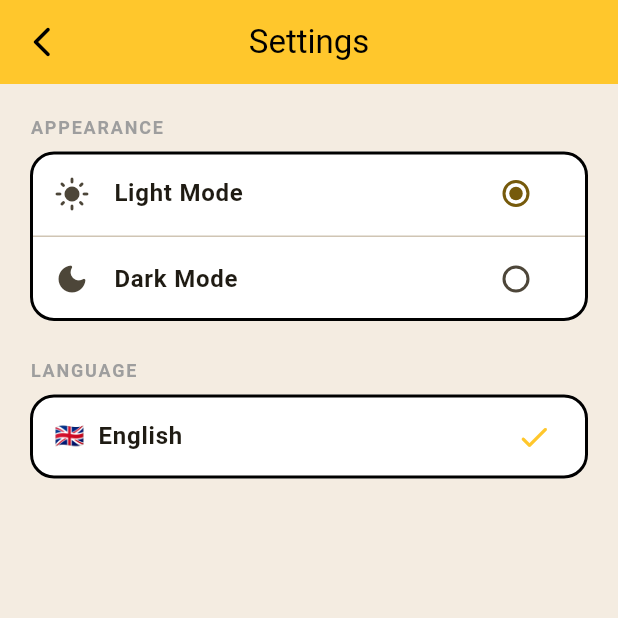
After one commit to Eranda724/od1, a Flutter app: the SettingsScreen screen opened directly, on a phone screen of 412 x 824 dp, the top half of it. The commit adds this screen. Run offline on Flutter 3.47's test engine with Material 3 defaults, Android fonts, the phone set to English and light mode, and no system bars; our stand-ins replace cloud_firestore, firebase_auth, firebase_core, shared_preferences; accounts and stored records are empty; generated files the repository leaves out were written again.

Commit message:
Refactor main app structure and add Settings screen for theme and language management

```diff
--- a/lib/main.dart
+++ b/lib/main.dart
@@ -7,24 +7,51 @@ import 'screens/login_screen.dart';
 import 'screens/onboarding_screen.dart';
 import 'screens/home_screen.dart';
 import 'app_theme.dart';
+import 'app_settings.dart';
 
 void main() async {
   WidgetsFlutterBinding.ensureInitialized();
   await Firebase.initializeApp(
     options: DefaultFirebaseOptions.currentPlatform,
   );
+  // Load persisted settings before first frame
+  await AppSettings().load();
   runApp(const MyApp());
 }
 
-class MyApp extends StatelessWidget {
+class MyApp extends StatefulWidget {
   const MyApp({super.key});
+
+  @override
+  State<MyApp> createState() => _MyAppState();
+}
+
+class _MyAppState extends State<MyApp> {
+  final _settings = AppSettings();
+
+  @override
+  void initState() {
+    super.initState();
+    _settings.addListener(_onSettingsChanged);
+  }
+
+  @override
+  void dispose() {
+    _settings.removeListener(_onSettingsChanged);
+    super.dispose();
+  }
+
+  void _onSettingsChanged() => setState(() {});
 
   @override
   Widget build(BuildContext context) {
     return MaterialApp(
       title: 'Potato',
       debugShowCheckedModeBanner: false,
-      theme: AppTheme.potatoCouchTheme,
+      theme: AppTheme.lightTheme,
+      darkTheme: AppTheme.darkTheme,
+      themeMode: _settings.themeMode,
+      locale: _settings.locale,
       home: const StartRouter(),
     );
   }
@@ -53,19 +80,16 @@ class _StartRouterState extends State<StartRouter> {
     if (!mounted) return;
 
     if (user != null) {
-      // Already logged in → go straight to home
       Navigator.pushReplacement(
         context,
         MaterialPageRoute(builder: (context) => const HomeScreen()),
       );
     } else if (!hasSeenOnboarding) {
-      // Brand new user → show onboarding
       Navigator.pushReplacement(
         context,
         MaterialPageRoute(builder: (context) => const OnboardingScreen()),
       );
     } else {
-      // Returning user, not logged in → go to login
       Navigator.pushReplacement(
         context,
         MaterialPageRoute(builder: (context) => const LoginScreen()),
@@ -75,7 +99,6 @@ class _StartRouterState extends State<StartRouter> {
 
   @override
   Widget build(BuildContext context) {
-    // Show a simple loading screen while routing
     return const Scaffold(
       backgroundColor: Color(0xFFF4ECE1),
       body: Center(
--- /dev/null
+++ b/lib/screens/settings_screen.dart
@@ -0,0 +1,131 @@
+import 'package:flutter/material.dart';
+import '../app_settings.dart';
+
+class SettingsScreen extends StatefulWidget {
+  const SettingsScreen({super.key});
+
+  @override
+  State<SettingsScreen> createState() => _SettingsScreenState();
+}
+
+class _SettingsScreenState extends State<SettingsScreen> {
+  final _settings = AppSettings();
+
+  @override
+  Widget build(BuildContext context) {
+    return Scaffold(
+      appBar: AppBar(
+        title: const Text('Settings'),
+        leading: IconButton(
+          icon: const Icon(Icons.arrow_back_ios_new_rounded),
+          onPressed: () => Navigator.pop(context),
+        ),
+      ),
+      body: ListView(
+        padding: const EdgeInsets.all(20),
+        children: [
+          // ── APPEARANCE SECTION ──
+          _sectionHeader('Appearance'),
+          const SizedBox(height: 8),
+          _card(
+            child: Column(
+              children: [
+                ListTile(
+                  leading: const Icon(Icons.light_mode_rounded),
+                  title: const Text('Light Mode'),
+                  trailing: Radio<ThemeMode>(
+                    value: ThemeMode.light,
+                    groupValue: _settings.themeMode,
+                    onChanged: (v) async {
+                      await _settings.setThemeMode(v!);
+                      setState(() {});
+                    },
+                  ),
+                  onTap: () async {
+                    await _settings.setThemeMode(ThemeMode.light);
+                    setState(() {});
+                  },
+                ),
+                const Divider(height: 1),
+                ListTile(
+                  leading: const Icon(Icons.dark_mode_rounded),
+                  title: const Text('Dark Mode'),
+                  trailing: Radio<ThemeMode>(
+                    value: ThemeMode.dark,
+                    groupValue: _settings.themeMode,
+                    onChanged: (v) async {
+                      await _settings.setThemeMode(v!);
+                      setState(() {});
+                    },
+                  ),
+                  onTap: () async {
+                    await _settings.setThemeMode(ThemeMode.dark);
+                    setState(() {});
+                  },
+                ),
+              ],
+            ),
+          ),
+
+          const SizedBox(height: 24),
+
+          // ── LANGUAGE SECTION ──
+          _sectionHeader('Language'),
+          const SizedBox(height: 8),
+          _card(
+            child: Column(
+              children: AppSettings.supportedLanguages.entries.map((entry) {
+                final isSelected = _settings.languageCode == entry.key;
+                return Column(
+                  mainAxisSize: MainAxisSize.min,
+                  children: [
+                    ListTile(
+                      title: Text(
+                        entry.value,
+                        style: TextStyle(
+                          fontWeight: isSelected
+                              ? FontWeight.w700
+                              : FontWeight.normal,
+                        ),
+                      ),
+                      trailing: isSelected
+                          ? const Icon(Icons.check_rounded,
+                              color: Color(0xFFFFC72C))
+                          : null,
+                      onTap: () async {
+                        await _settings.setLanguage(entry.key);
+                        setState(() {});
+                      },
+                    ),
+                    if (entry.key !=
+                        AppSettings.supportedLanguages.keys.last)
+                      const Divider(height: 1),
+                  ],
+                );
+              }).toList(),
+            ),
+          ),
+        ],
+      ),
+    );
+  }
+
+  Widget _sectionHeader(String title) {
+    return Text(
+      title.toUpperCase(),
+      style: const TextStyle(
+        fontSize: 12,
+        fontWeight: FontWeight.w700,
+        letterSpacing: 1.2,
+        color: Colors.grey,
+      ),
+    );
+  }
+
+  Widget _card({required Widget child}) {
+    return Card(
+      margin: EdgeInsets.zero,
+      child: child,
+    );
+  }
+}
```
